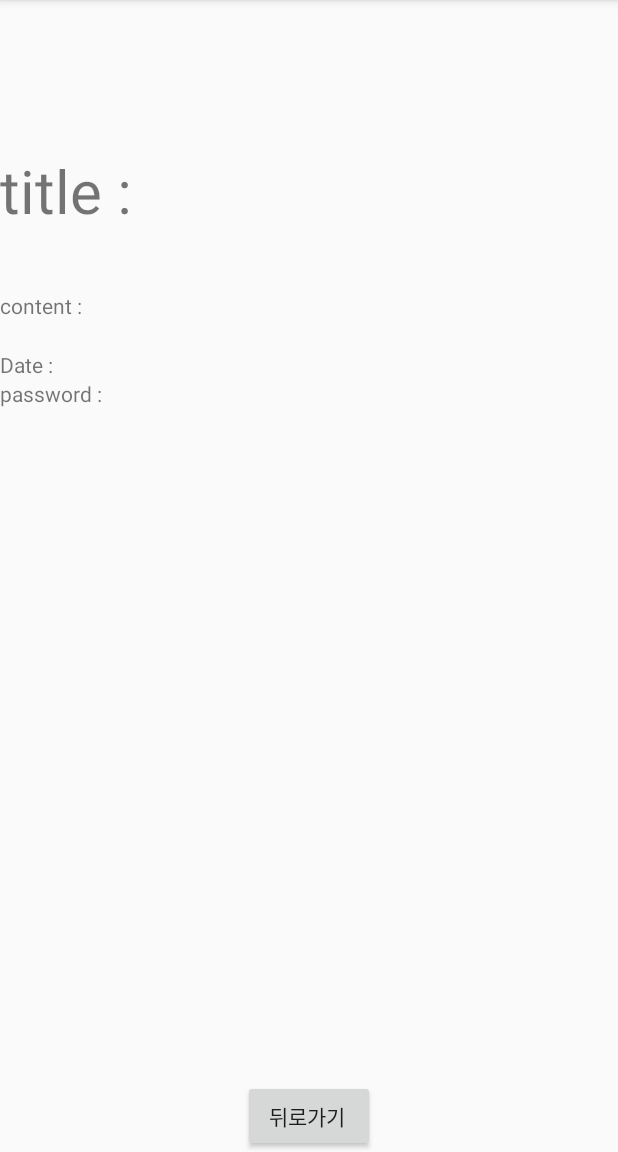
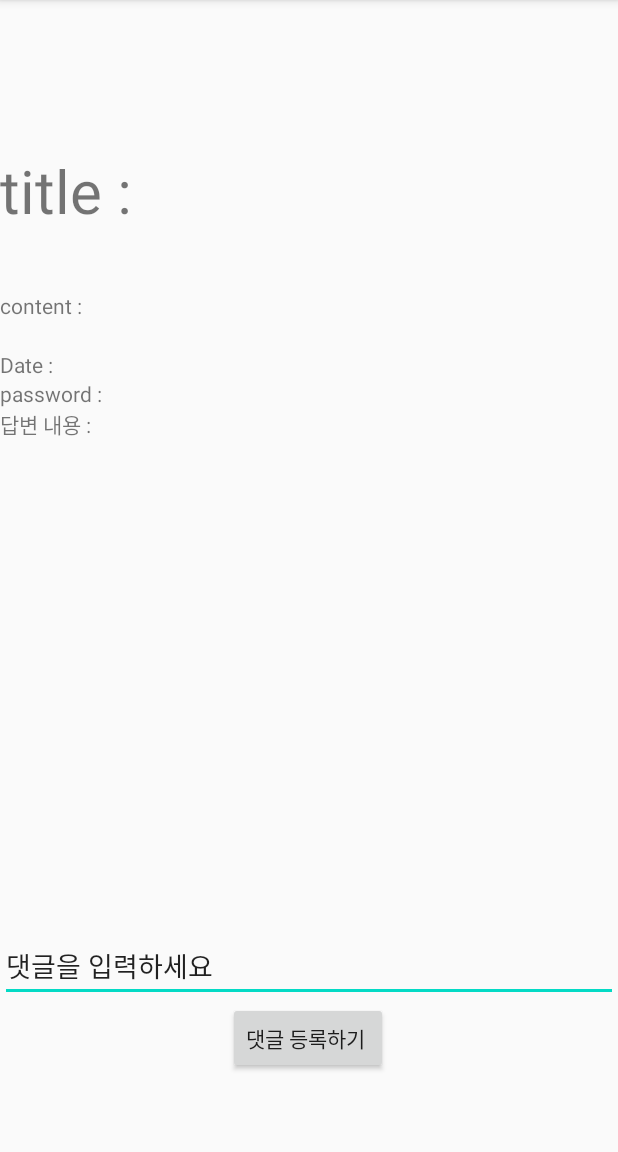
Before and after one commit to sts06017/ShuttleLocationProject, an Android app: the PostDetailActivity screen opened directly, with no data from a screen before it, on a phone screen of 412 x 824 dp, the part 84-1236 px from its top. Run offline under Robolectric (Android 15) with nearby library versions, the phone set to English and light mode, and no system bars; our stand-ins replace Firebase (no records; nobody signed in at launch, a user with empty details on screens opened directly); 5 statements that could not run were skipped.

```diff
--- a/app/src/main/java/kr/rabbito/shuttlelocationproject/PostActivity.kt
+++ b/app/src/main/java/kr/rabbito/shuttlelocationproject/PostActivity.kt
@@ -29,6 +29,7 @@ class PostActivity : AppCompatActivity() {
             post.postDate = System.currentTimeMillis().toString()
 
             post.postId = key
+            post.postCommentId = ""
 
             ref.child(key).setValue(post)
 
--- a/app/src/main/java/kr/rabbito/shuttlelocationproject/PostDetailActivity.kt
+++ b/app/src/main/java/kr/rabbito/shuttlelocationproject/PostDetailActivity.kt
@@ -5,6 +5,9 @@ import android.os.Bundle
 import android.util.Log
 import android.widget.Toast
 import com.google.firebase.database.FirebaseDatabase
+import com.google.firebase.database.ktx.database
+import com.google.firebase.ktx.Firebase
+import kr.rabbito.shuttlelocationproject.data.Comment
 import kr.rabbito.shuttlelocationproject.data.Post
 import kr.rabbito.shuttlelocationproject.databinding.ActivityPostDetailBinding
 
@@ -21,20 +24,54 @@ class PostDetailActivity : AppCompatActivity() {
         setContentView(binding.root)
         Log.d(TAG,"PostDetailActivity called()")
 
+
+        //intent에 담긴 bundle -> post에 풀기
         val bundle = intent.extras
         val post = bundle!!.getParcelable<Post>("selectedPost")!!
 
-        Toast.makeText(this,"ClcikListener 실행 완료 ",Toast.LENGTH_SHORT).show()
+        val comment = Comment()
 
-        //val ref = FirebaseDatabase.getInstance().getReference("Community").child(postId!!)
+        //Toast.makeText(this,"ClcikListener 실행 완료 ",Toast.LENGTH_SHORT).show()
 
+
+        val ref = FirebaseDatabase.getInstance().getReference("Comment")
+        val postRef = FirebaseDatabase.getInstance().getReference("Community")
+        //key == commentId
+        val key = ref.push().key!!
+
+
+        // post_detail.xml
         binding.postdetailTvTitle.text = post.postTitle
         binding.postdetailTvContent.text = post.postContent
         binding.postdetailTvDate.text = post.postDate
         binding.postdetailTvPassword.text = post.postPassword
 
-        binding.postdetailBtnBack.setOnClickListener {
-            finish()
+        //nullPointerException -> comment not exits case(post initial state)
+        // 구현해야 하는 것 : comment 객체들 중 comment.postId 가 post.postId와 일치하는
+        //                  comment 노드를 찾아서 comment를 출력해주기
+        Firebase.database.getReference("Comment").get().addOnSuccessListener {
+           it.let {snapshot ->
+               val tcomment = snapshot.getValue(Comment::class.java)
+               tcomment?.let{
+                   if (tcomment.postId == post.postId){
+                       binding.postdetailTvCommentdetail.text = tcomment.comment
+                   }
+               }
+
+           }
+
+        }
+
+        //binding.postdetailTvCommentdetail.text =
+
+        //key == commentId / firebase upload
+        binding.postdetailBtnComment.setOnClickListener {
+            postRef.child(post.postId).child("postCommentId").setValue(key)
+            comment.postId = post.postId
+            comment.comment = binding.postdetailEtComment.text.toString()
+            comment.commentId = key
+            ref.child(key).setValue(comment)
+            Toast.makeText(this,"Comment 등록 완료",Toast.LENGTH_SHORT).show()
         }
 
 
--- /dev/null
+++ b/app/src/main/java/kr/rabbito/shuttlelocationproject/data/Comment.kt
@@ -0,0 +1,7 @@
+package kr.rabbito.shuttlelocationproject.data
+
+class Comment(){
+    var postId:String = ""
+    var comment:String =""
+    var commentId:String = ""
+}
--- a/app/src/main/res/layout/activity_post_detail.xml
+++ b/app/src/main/res/layout/activity_post_detail.xml
@@ -41,19 +41,39 @@
         android:text="password : "
         app:layout_constraintRight_toRightOf="parent"
         app:layout_constraintTop_toBottomOf="@id/postdetail_tv_date" />
+    <TextView
+        android:layout_width="match_parent"
+        android:layout_height="wrap_content"
+        android:id="@+id/postdetail_tv_commentdetail"
+        android:text="답변 내용 : "
+        app:layout_constraintTop_toBottomOf="@id/postdetail_tv_password"
+        app:layout_constraintRight_toRightOf="parent"/>
+
+
+    <Button
+        android:id="@+id/postdetail_btn_comment"
+        android:layout_width="wrap_content"
+        android:layout_height="wrap_content"
+        android:layout_marginBottom="52dp"
+        android:text="댓글 등록하기 "
+        app:layout_constraintBottom_toBottomOf="parent"
+        app:layout_constraintEnd_toEndOf="parent"
+        app:layout_constraintHorizontal_bias="0.498"
+        app:layout_constraintLeft_toLeftOf="parent"
+        app:layout_constraintRight_toRightOf="parent"
+        app:layout_constraintStart_toStartOf="parent" />
+
+    <EditText
+        android:id="@+id/postdetail_et_comment"
+        android:layout_width="match_parent"
+        android:layout_height="wrap_content"
+        android:inputType="textPersonName"
+        android:text="댓글을 입력하세요 "
+        app:layout_constraintBottom_toTopOf="@id/postdetail_btn_comment"
+        app:layout_constraintLeft_toLeftOf="parent"
+        />
 
 
 
 
-    <Button
-        android:layout_width="wrap_content"
-        android:layout_height="wrap_content"
-        android:id="@+id/postdetail_btn_back"
-        android:text="뒤로가기 "
-        app:layout_constraintBottom_toBottomOf="parent"
-        app:layout_constraintLeft_toLeftOf="parent"
-        app:layout_constraintRight_toRightOf="parent"/>
-
-
-
 </androidx.constraintlayout.widget.ConstraintLayout>
```
Also changed, not shown: app/src/main/java/kr/rabbito/shuttlelocationproject/adapter/PostAdapter.kt (+27 -0 lines), app/src/main/java/kr/rabbito/shuttlelocationproject/data/Post.kt (+14 -1 lines), app/src/main/res/layout/post_card.xml (+9 -0 lines).
